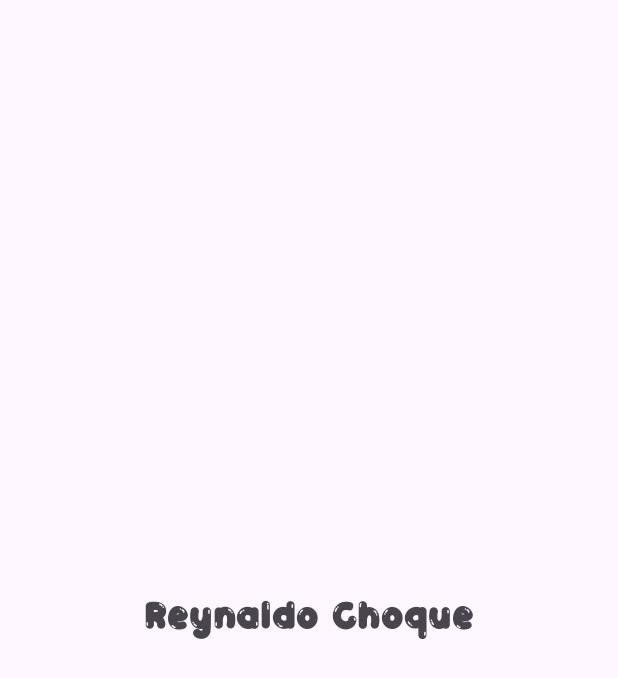
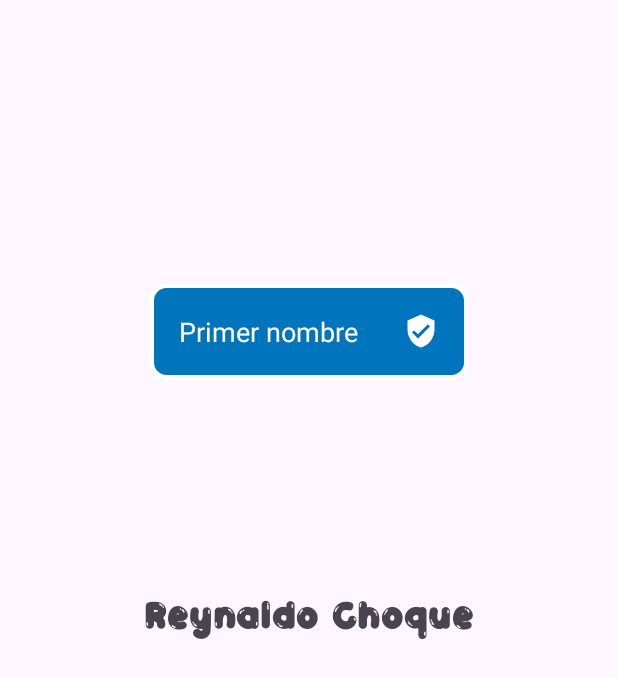
Before and after one commit to rrchoque/rrchoque-netzun-kotlin-avanzado-parte-2, an Android app: the layout activity_main.xml on its own in the app's theme, with its tools: preview values and no code run, on a phone screen of 412 x 824 dp. Shown: the top 678 px of the screen. Run offline under Robolectric (Android 15) with nearby library versions, the phone set to English and light mode, and no system bars.

Commit message:
Se terminó la cápsula 6 del módulo 01: EditText desde XML

```diff
--- /dev/null
+++ b/EmptyApp/app/src/main/res/drawable/baseline_verified_user_24.xml
@@ -0,0 +1,5 @@
+<vector android:height="24dp" android:tint="#FFFFFF"
+    android:viewportHeight="24" android:viewportWidth="24"
+    android:width="24dp" xmlns:android="http://schemas.android.com/apk/res/android">
+    <path android:fillColor="@android:color/white" android:pathData="M12,1L3,5v6c0,5.55 3.84,10.74 9,12 5.16,-1.26 9,-6.45 9,-12L21,5l-9,-4zM10,17l-4,-4 1.41,-1.41L10,14.17l6.59,-6.59L18,9l-8,8z"/>
+</vector>
--- /dev/null
+++ b/EmptyApp/app/src/main/res/drawable/bg_teal_button.xml
@@ -0,0 +1,10 @@
+<?xml version="1.0" encoding="utf-8"?>
+<selector xmlns:android="http://schemas.android.com/apk/res/android">
+    <item>
+        <shape android:shape="rectangle">
+            <corners android:radius="10dip" />
+            <stroke android:width="3dip" android:color="#ffffff" />
+            <solid android:color="#0074BD" />
+        </shape>
+    </item>
+</selector>
--- a/EmptyApp/app/src/main/res/layout/activity_main.xml
+++ b/EmptyApp/app/src/main/res/layout/activity_main.xml
@@ -18,4 +18,21 @@
         app:layout_constraintStart_toStartOf="parent"
         app:layout_constraintTop_toTopOf="parent" />
 
+    <EditText
+        android:id="@+id/etName"
+        android:layout_width="wrap_content"
+        android:layout_height="wrap_content"
+        android:layout_marginTop="44dp"
+        android:ems="10"
+        android:padding="20dp"
+        android:textColorHint="@color/white"
+        android:inputType="textPersonName|textAutoComplete"
+        android:hint="@string/primer_nombre"
+        android:background="@drawable/bg_teal_button"
+        android:drawableEnd="@drawable/baseline_verified_user_24"
+        app:layout_constraintBottom_toTopOf="@+id/tvNameDev"
+        app:layout_constraintEnd_toEndOf="parent"
+        app:layout_constraintStart_toStartOf="parent"
+        app:layout_constraintTop_toTopOf="parent" />
+
 </androidx.constraintlayout.widget.ConstraintLayout>
--- a/EmptyApp/app/src/main/res/values/strings.xml
+++ b/EmptyApp/app/src/main/res/values/strings.xml
@@ -2,4 +2,5 @@
     <string name="app_name">EmptyApp</string>
     <string name="hola_mundo">Hola Mundo</string>
     <string name="name_dev">Reynaldo Choque</string>
+    <string name="primer_nombre">Primer nombre</string>
 </resources>
```
